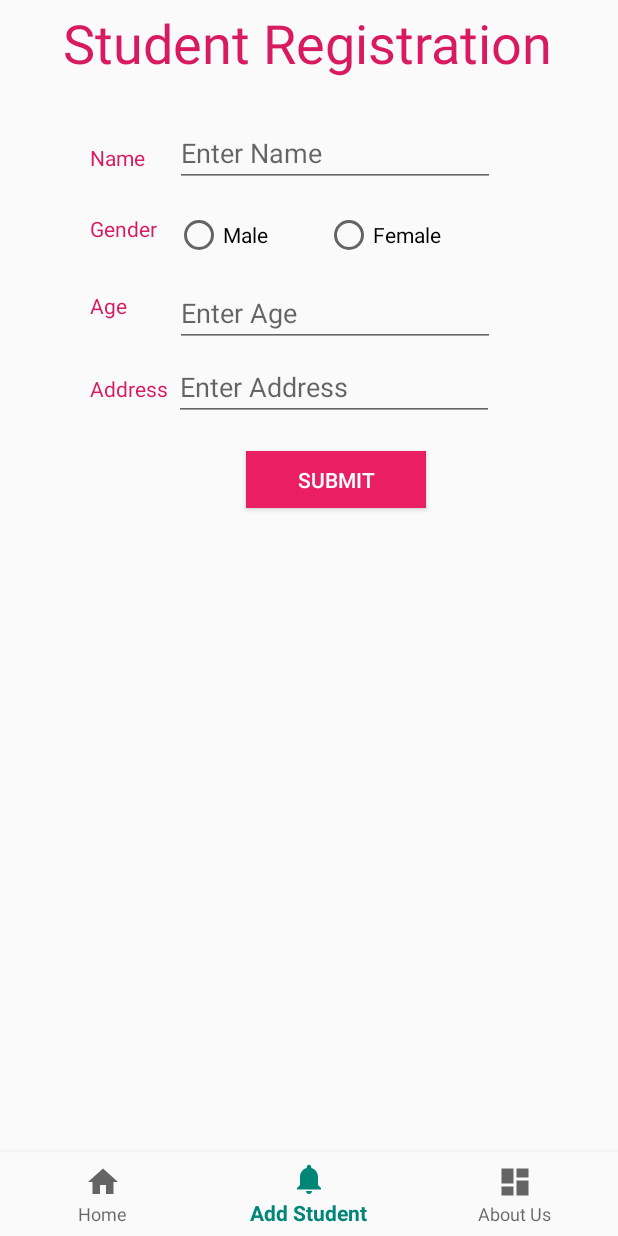
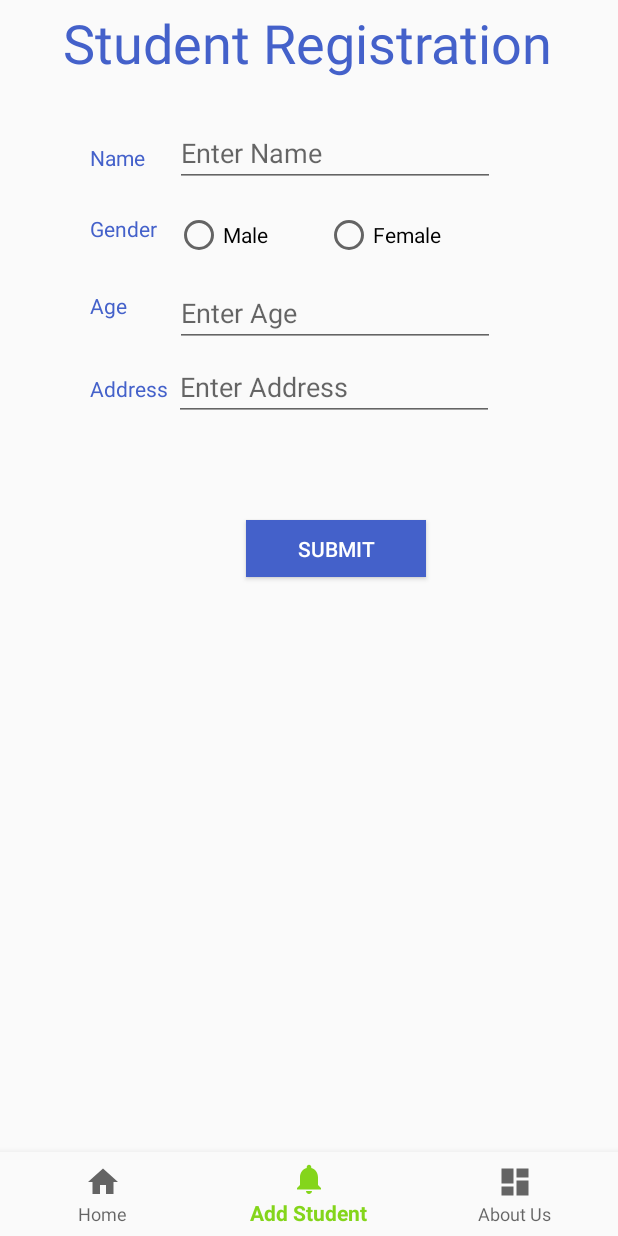
Before and after one commit to officialchamero/esoftwarica160352, an Android app: the studentform screen opened through its navigation route, on a phone screen of 412 x 824 dp. Run offline under Robolectric (Android 15) with nearby library versions, the phone set to English and light mode, and no system bars; our stand-ins replace navigation-ui.

Commit message:
code update

```diff
--- a/app/src/main/res/layout/fragment_home.xml
+++ b/app/src/main/res/layout/fragment_home.xml
@@ -12,7 +12,7 @@
         android:layout_marginEnd="8dp"
         android:layout_marginStart="8dp"
         android:layout_marginTop="16dp"
-        android:text="Students Detail"
+        android:text="Student Details"
         android:textAlignment="center"
         android:textColor="@color/colorAccent"
         android:textFontWeight="@android:integer/config_mediumAnimTime"
--- a/app/src/main/res/layout/studentform.xml
+++ b/app/src/main/res/layout/studentform.xml
@@ -14,7 +14,7 @@
         android:layout_marginTop="4dp"
         android:gravity="center"
         android:text="Student Registration"
-        android:textColor="#D81B60"
+        android:textColor="#4461CA"
         android:textSize="36sp"
         app:layout_constraintStart_toStartOf="parent"
         app:layout_constraintTop_toTopOf="parent" />
@@ -26,7 +26,7 @@
         android:layout_marginStart="60dp"
         android:layout_marginTop="44dp"
         android:text="Name"
-        android:textColor="#D81B60"
+        android:textColor="#4461CA"
         app:layout_constraintStart_toStartOf="parent"
         app:layout_constraintTop_toBottomOf="@+id/textView" />
 
@@ -37,7 +37,7 @@
         android:layout_marginStart="60dp"
         android:layout_marginTop="28dp"
         android:text="Gender"
-        android:textColor="#D81B60"
+        android:textColor="#4461CA"
         app:layout_constraintStart_toStartOf="parent"
         app:layout_constraintTop_toBottomOf="@+id/textView5" />
 
@@ -48,7 +48,7 @@
         android:layout_marginStart="60dp"
         android:layout_marginTop="32dp"
         android:text="Age"
-        android:textColor="#D81B60"
+        android:textColor="#4461CA"
         app:layout_constraintStart_toStartOf="parent"
         app:layout_constraintTop_toBottomOf="@+id/textView6"
 
@@ -60,10 +60,12 @@
         android:layout_height="38dp"
         android:layout_marginStart="164dp"
         android:layout_marginTop="20dp"
-        android:background="#E91E63"
+        android:layout_marginBottom="393dp"
+        android:background="#4461CA"
         android:text="Submit"
         android:textColor="#FFFFFF"
         android:textColorLink="#00C73C3C"
+        app:layout_constraintBottom_toBottomOf="parent"
         app:layout_constraintEnd_toEndOf="parent"
         app:layout_constraintHorizontal_bias="0.0"
         app:layout_constraintStart_toStartOf="parent"
@@ -137,7 +139,7 @@
         android:layout_marginStart="60dp"
         android:layout_marginTop="36dp"
         android:text="Address"
-        android:textColor="#D81B60"
+        android:textColor="#4461CA"
         app:layout_constraintStart_toStartOf="parent"
         app:layout_constraintTop_toBottomOf="@+id/textView7" />
 
--- a/app/src/main/res/values/colors.xml
+++ b/app/src/main/res/values/colors.xml
@@ -1,6 +1,6 @@
 <?xml version="1.0" encoding="utf-8"?>
 <resources>
-    <color name="colorPrimary">#008577</color>
-    <color name="colorPrimaryDark">#00574B</color>
-    <color name="colorAccent">#D81B60</color>
+    <color name="colorPrimary">#84D51B </color>
+    <color name="colorPrimaryDark">#84D51B </color>
+    <color name="colorAccent">#953C29</color>
 </resources>
--- a/build.gradle
+++ b/build.gradle
@@ -7,7 +7,7 @@ buildscript {
 
     }
     dependencies {
-        classpath 'com.android.tools.build:gradle:3.5.0'
+        classpath 'com.android.tools.build:gradle:3.5.2'
 
         // NOTE: Do not place your application dependencies here; they belong
         // in the individual module build.gradle files
```
